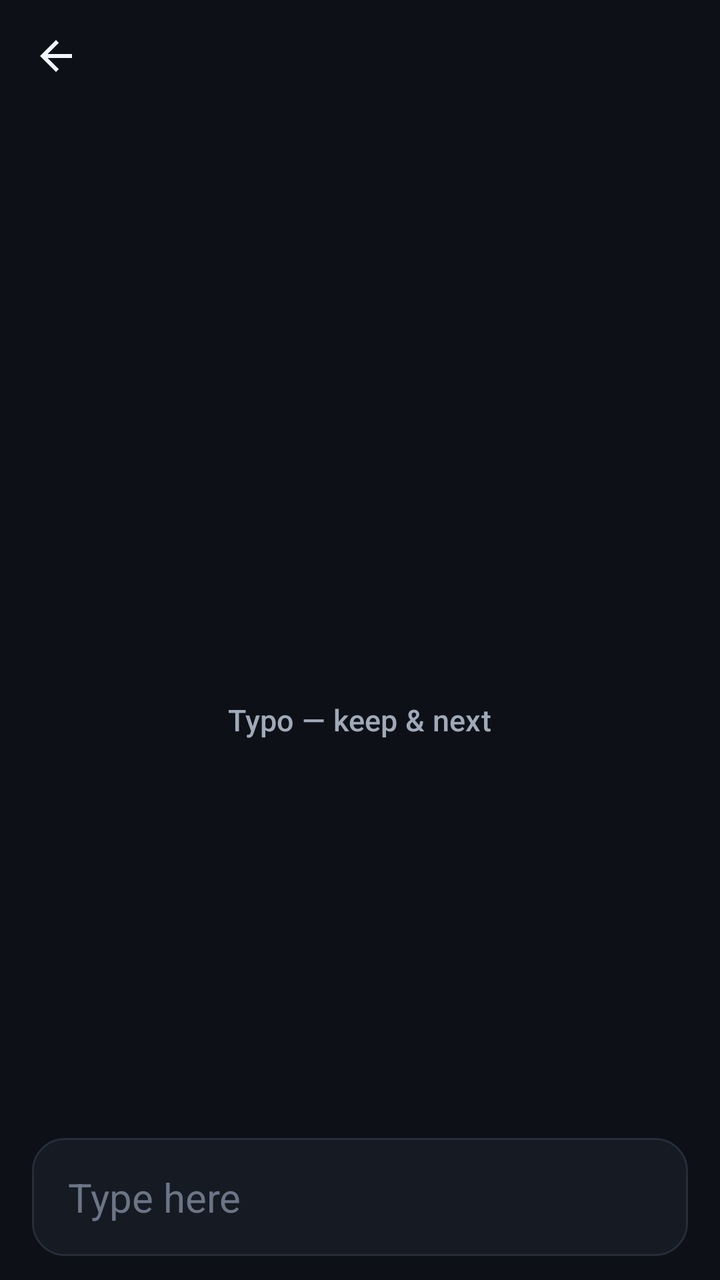
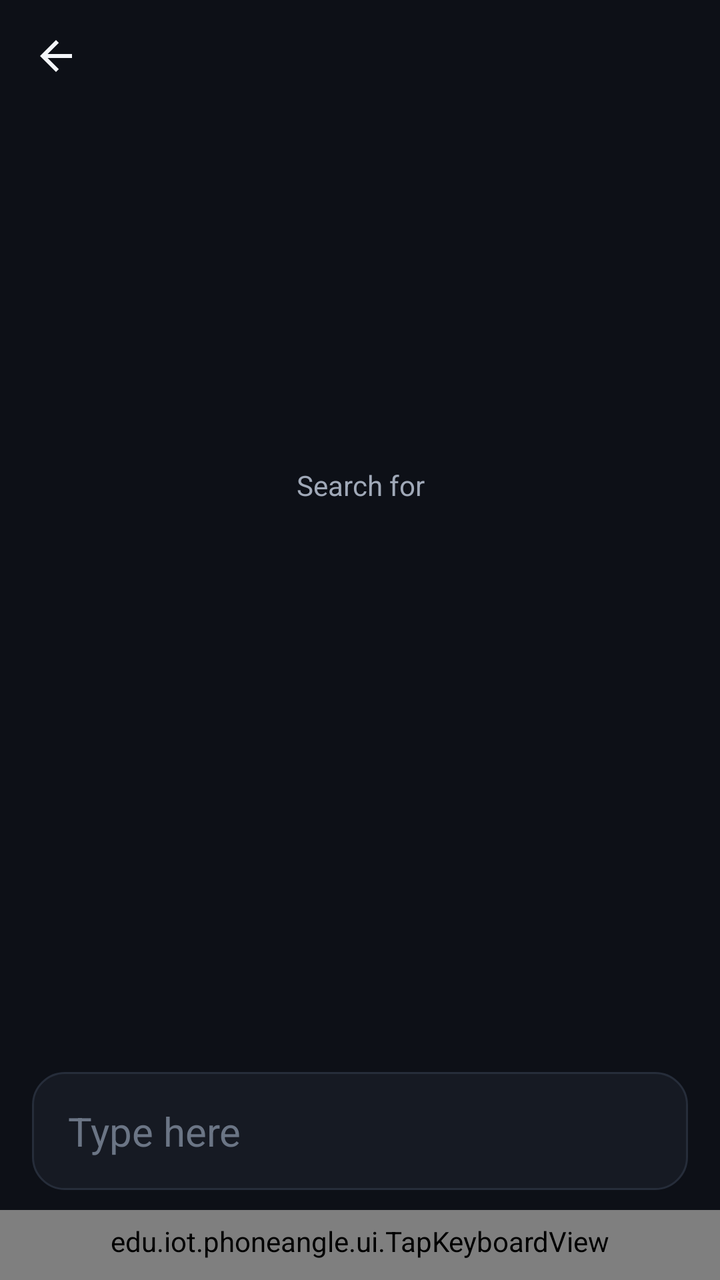

Compare the two renders of this Android layout. The source of the first and the diff that turns it into the second are given below.
<!-- AndroidManifest.xml: application theme Theme.PhoneAngle -->
<!-- res/layout/activity_typed_play.xml -->
<?xml version="1.0" encoding="utf-8"?>
<LinearLayout xmlns:android="http://schemas.android.com/apk/res/android"
    xmlns:app="http://schemas.android.com/apk/res-auto"
    android:layout_width="match_parent"
    android:layout_height="match_parent"
    android:background="@color/bg"
    android:fitsSystemWindows="true"
    android:orientation="vertical">

    <com.google.android.material.appbar.MaterialToolbar
        android:id="@+id/toolbar"
        android:layout_width="match_parent"
        android:layout_height="56dp"
        android:background="@color/bg"
        app:navigationIcon="@drawable/ic_back"
        app:title="" />

    <FrameLayout
        android:layout_width="match_parent"
        android:layout_height="0dp"
        android:layout_weight="1"
        android:paddingHorizontal="24dp">

        <LinearLayout
            android:layout_width="match_parent"
            android:layout_height="wrap_content"
            android:layout_gravity="center"
            android:gravity="center_horizontal"
            android:orientation="vertical">

            <TextView
                android:id="@+id/promptWord"
                android:layout_width="match_parent"
                android:layout_height="wrap_content"
                android:fontFamily="sans-serif-medium"
                android:gravity="center"
                android:textColor="@color/ink"
                android:textSize="40sp" />

            <TextView
                android:id="@+id/feedback"
                android:layout_width="match_parent"
                android:layout_height="wrap_content"
                android:layout_marginTop="12dp"
                android:gravity="center"
                android:minHeight="22dp"
                android:textColor="@color/accent"
                android:textSize="15sp" />

            <com.google.android.material.button.MaterialButton
                android:id="@+id/typoButton"
                style="@style/Widget.Material3.Button.TextButton"
                android:layout_width="wrap_content"
                android:layout_height="wrap_content"
                android:layout_marginTop="8dp"
                android:text="@string/typed_typo"
                android:textColor="@color/muted" />
        </LinearLayout>
    </FrameLayout>

    <com.google.android.material.textfield.TextInputEditText
        android:id="@+id/typedInput"
        android:layout_width="match_parent"
        android:layout_height="wrap_content"
        android:layout_marginHorizontal="16dp"
        android:layout_marginBottom="12dp"
        android:background="@drawable/bg_typed_input"
        android:hint="@string/typed_input_hint"
        android:imeOptions="actionDone"
        android:importantForAutofill="no"
        android:inputType="textVisiblePassword|textNoSuggestions"
        android:maxLines="1"
        android:paddingHorizontal="18dp"
        android:paddingVertical="16dp"
        android:textColor="@color/ink"
        android:textColorHint="@color/faint"
        android:textSize="20sp" />
</LinearLayout>
<!-- resources referenced by this layout -->
<resources>
  <color name="accent">#8AB4FF</color>
  <color name="bg">#0D1017</color>
  <color name="faint">#6B7585</color>
  <color name="ink">#F3F5F9</color>
  <color name="muted">#A0A9B8</color>
  <!-- drawable bg_typed_input (drawable) -->
  <?xml version="1.0" encoding="utf-8"?>
  <shape xmlns:android="http://schemas.android.com/apk/res/android"
      android:shape="rectangle">
      <solid android:color="@color/surface" />
      <stroke
          android:width="1dp"
          android:color="@color/line" />
      <corners android:radius="16dp" />
  </shape>
  <!-- drawable ic_back (drawable) -->
  <?xml version="1.0" encoding="utf-8"?>
  <vector xmlns:android="http://schemas.android.com/apk/res/android"
      android:width="24dp"
      android:height="24dp"
      android:viewportWidth="24"
      android:viewportHeight="24">
      <path
          android:fillColor="#F3F5F9"
          android:pathData="M20,11H7.83l5.59,-5.59L12,4l-8,8 8,8 1.41,-1.41L7.83,13H20v-2z" />
  </vector>
  <string name="typed_input_hint">Type here</string>
  <string name="typed_typo">Typo — keep &amp; next</string>
  <style name="Theme.PhoneAngle" parent="Theme.Material3.Dark.NoActionBar">
          <item name="colorPrimary">@color/accent</item>
          <item name="colorOnPrimary">@color/btn_primary_text</item>
          <item name="colorPrimaryContainer">@color/accent_soft</item>
          <item name="colorOnPrimaryContainer">@color/accent</item>
          <item name="colorSecondaryContainer">@color/accent_soft</item>
          <item name="colorOnSecondaryContainer">@color/accent</item>
          <item name="colorSurface">@color/surface</item>
          <item name="colorOnSurface">@color/ink</item>
          <item name="colorSurfaceVariant">@color/surface_high</item>
          <item name="colorOnSurfaceVariant">@color/muted</item>
          <item name="colorOutline">@color/line</item>
          <item name="colorOutlineVariant">@color/line</item>
          <item name="android:colorBackground">@color/bg</item>
          <item name="android:statusBarColor">@color/bg</item>
          <item name="android:navigationBarColor">@color/surface</item>
          <item name="android:windowBackground">@color/bg</item>
          <item name="android:windowLightStatusBar">false</item>
          <item name="android:textColorPrimary">@color/ink</item>
          <item name="android:textColorSecondary">@color/muted</item>
          <item name="materialButtonStyle">@style/Widget.App.Button</item>
      </style>
  <color name="surface">#161A23</color>
  <color name="line">#262D3A</color>
  <color name="btn_primary_text">#0B1426</color>
  <color name="accent_soft">#1D2B4A</color>
  <color name="surface_high">#1E2430</color>
  <style name="Widget.App.Button" parent="Widget.Material3.Button">
          <item name="backgroundTint">@color/accent</item>
          <item name="android:textColor">@color/btn_primary_text</item>
          <item name="cornerRadius">14dp</item>
          <item name="android:textAllCaps">false</item>
          <item name="android:textSize">15sp</item>
          <item name="android:fontFamily">sans-serif-medium</item>
          <item name="android:paddingTop">13dp</item>
          <item name="android:paddingBottom">13dp</item>
      </style>
</resources>

<!-- the commit's change to res/layout/activity_typed_play.xml (unified diff, before → after) -->
@@ -13,7 +13,16 @@
         android:layout_height="56dp"
         android:background="@color/bg"
         app:navigationIcon="@drawable/ic_back"
-        app:title="" />
+        app:title="">
+
+        <com.google.android.material.button.MaterialButton
+            android:id="@+id/gripButton"
+            style="@style/Widget.Material3.Button.TextButton"
+            android:layout_width="wrap_content"
+            android:layout_height="wrap_content"
+            android:layout_gravity="end"
+            android:textColor="@color/accent" />
+    </com.google.android.material.appbar.MaterialToolbar>
 
     <FrameLayout
         android:layout_width="match_parent"
@@ -29,13 +38,22 @@
             android:orientation="vertical">
 
             <TextView
+                android:layout_width="match_parent"
+                android:layout_height="wrap_content"
+                android:gravity="center"
+                android:text="@string/typed_play_search_for"
+                android:textColor="@color/muted"
+                android:textSize="14sp" />
+
+            <TextView
                 android:id="@+id/promptWord"
                 android:layout_width="match_parent"
                 android:layout_height="wrap_content"
+                android:layout_marginTop="4dp"
                 android:fontFamily="sans-serif-medium"
                 android:gravity="center"
                 android:textColor="@color/ink"
-                android:textSize="40sp" />
+                android:textSize="36sp" />
 
             <TextView
                 android:id="@+id/feedback"
@@ -47,32 +65,39 @@
                 android:textColor="@color/accent"
                 android:textSize="15sp" />
 
-            <com.google.android.material.button.MaterialButton
-                android:id="@+id/typoButton"
-                style="@style/Widget.Material3.Button.TextButton"
-                android:layout_width="wrap_content"
+            <TextView
+                android:id="@+id/sessionCount"
+                android:layout_width="match_parent"
                 android:layout_height="wrap_content"
-                android:layout_marginTop="8dp"
-                android:text="@string/typed_typo"
-                android:textColor="@color/muted" />
+                android:layout_marginTop="4dp"
+                android:gravity="center"
+                android:textColor="@color/faint"
+                android:textSize="12sp" />
         </LinearLayout>
     </FrameLayout>
 
-    <com.google.android.material.textfield.TextInputEditText
-        android:id="@+id/typedInput"
+    
+    <TextView
+        android:id="@+id/searchBar"
         android:layout_width="match_parent"
         android:layout_height="wrap_content"
         android:layout_marginHorizontal="16dp"
-        android:layout_marginBottom="12dp"
+        android:layout_marginBottom="10dp"
         android:background="@drawable/bg_typed_input"
         android:hint="@string/typed_input_hint"
-        android:imeOptions="actionDone"
-        android:importantForAutofill="no"
-        android:inputType="textVisiblePassword|textNoSuggestions"
         android:maxLines="1"
         android:paddingHorizontal="18dp"
         android:paddingVertical="16dp"
         android:textColor="@color/ink"
         android:textColorHint="@color/faint"
         android:textSize="20sp" />
+
+    <edu.iot.phoneangle.ui.TapKeyboardView
+        android:id="@+id/keyboard"
+        android:layout_width="match_parent"
+        android:layout_height="wrap_content"
+        android:background="@color/surface"
+        android:paddingHorizontal="2dp"
+        android:paddingTop="6dp"
+        android:paddingBottom="10dp" />
 </LinearLayout>
<!-- resource entries referenced after the edit -->
@@ -27,7 +27,7 @@
           android:pathData="M20,11H7.83l5.59,-5.59L12,4l-8,8 8,8 1.41,-1.41L7.83,13H20v-2z" />
   </vector>
   <string name="typed_input_hint">Type here</string>
-  <string name="typed_typo">Typo — keep &amp; next</string>
+  <string name="typed_play_search_for">Search for</string>
   <style name="Theme.PhoneAngle" parent="Theme.Material3.Dark.NoActionBar">
           <item name="colorPrimary">@color/accent</item>
           <item name="colorOnPrimary">@color/btn_primary_text</item>
